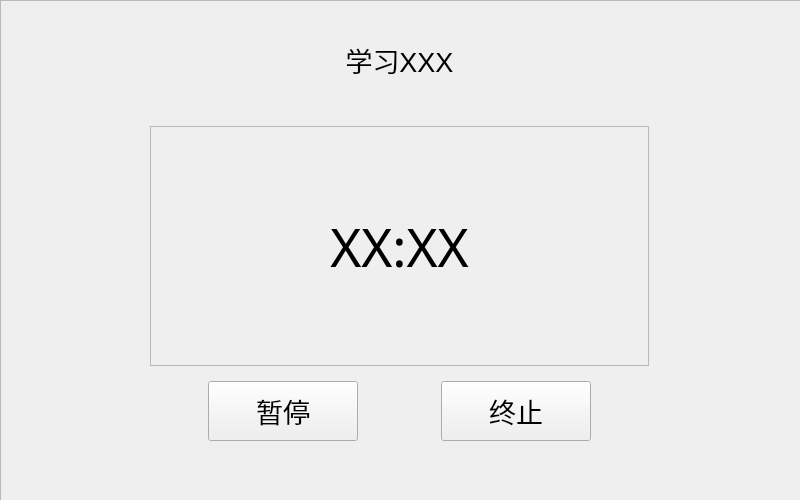
First picture: the form in TomClock_QtCreator/screenUi/runwindow.ui, repository MeoRinLime/TomClock, before the edit.
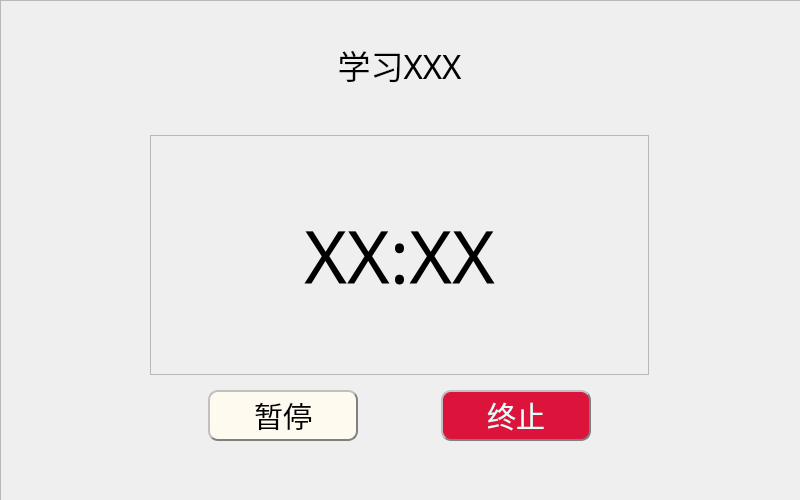
Second picture: the form after the edit. Icons and pictures are not drawn.

Diff of the .ui file:
```diff
--- a/TomClock_QtCreator/screenUi/runwindow.ui
+++ b/TomClock_QtCreator/screenUi/runwindow.ui
@@ -108,7 +108,8 @@
              </property>
              <property name="font">
               <font>
-               <pointsize>20</pointsize>
+               <family>Lucida Fax</family>
+               <pointsize>25</pointsize>
               </font>
              </property>
              <property name="text">
@@ -162,8 +163,8 @@
               </property>
               <property name="font">
                <font>
-                <family>OPPOSans B</family>
-                <pointsize>40</pointsize>
+                <family>OPPOSans H</family>
+                <pointsize>55</pointsize>
                </font>
               </property>
               <property name="text">
@@ -204,14 +205,34 @@
               <property name="minimumSize">
                <size>
                 <width>150</width>
-                <height>60</height>
+                <height>23</height>
                </size>
               </property>
               <property name="font">
                <font>
-                <pointsize>20</pointsize>
+                <pointsize>22</pointsize>
                </font>
               </property>
+              <property name="styleSheet">
+               <string notr="true">.QPushButton,.QToolButton{
+color:#000000;
+min-height:15px;
+background:qlineargradient(spread:pad,x1:0,y1:0,x2:0,y2:1,stop:0 #DEF0FE,stop:1 #C0DEF6);
+background-color: rgb(255,250,240);
+border:2px groove gray;
+border-radius:10px;
+padding:2px 4px;
+border-style: outset;
+}
+
+.QPushButton:hover,.QToolButton:hover{
+background:qlineargradient(spread:pad,x1:0,y1:0,x2:0,y2:1,stop:0 #F2F9FF,stop:1 #DAEFFF);
+}
+
+.QPushButton:pressed,.QToolButton:pressed{
+background:qlineargradient(spread:pad,x1:0,y1:0,x2:0,y2:1,stop:0 #DEF0FE,stop:1 #C0DEF6);
+}</string>
+              </property>
               <property name="text">
                <string>暂停</string>
               </property>
@@ -235,14 +256,34 @@
               <property name="minimumSize">
                <size>
                 <width>150</width>
-                <height>60</height>
+                <height>23</height>
                </size>
               </property>
               <property name="font">
                <font>
-                <pointsize>20</pointsize>
+                <pointsize>22</pointsize>
                </font>
               </property>
+              <property name="styleSheet">
+               <string notr="true">.QPushButton,.QToolButton{
+color:#E1FFFF;
+min-height:15px;
+background:qlineargradient(spread:pad,x1:0,y1:0,x2:0,y2:1,stop:0 #DEF0FE,stop:1 #C0DEF6);
+background-color: rgb(220,20,60);
+border:2px groove gray;
+border-radius:10px;
+padding:2px 4px;
+border-style: outset;
+}
+
+.QPushButton:hover,.QToolButton:hover{
+background:qlineargradient(spread:pad,x1:0,y1:0,x2:0,y2:1,stop:0 #F2F9FF,stop:1 #DAEFFF);
+}
+
+.QPushButton:pressed,.QToolButton:pressed{
+background:qlineargradient(spread:pad,x1:0,y1:0,x2:0,y2:1,stop:0 #DEF0FE,stop:1 #C0DEF6);
+}</string>
+              </property>
               <property name="text">
                <string>终止</string>
               </property>
```
